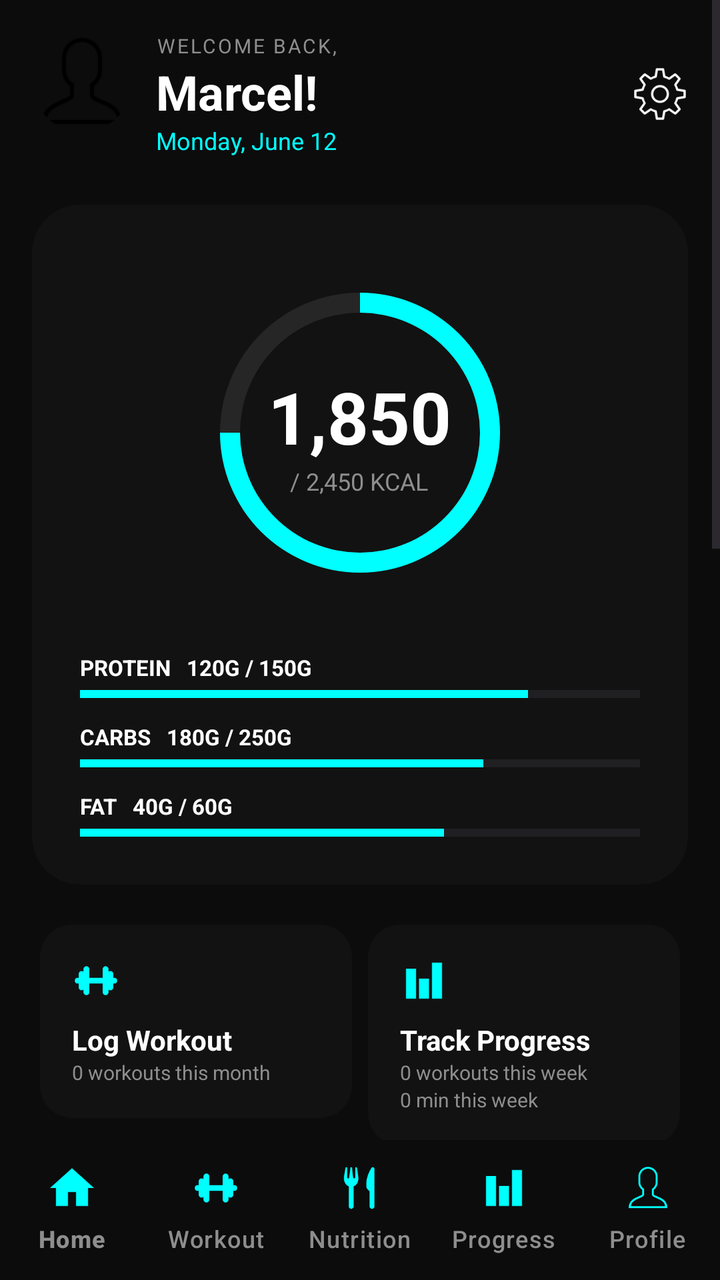
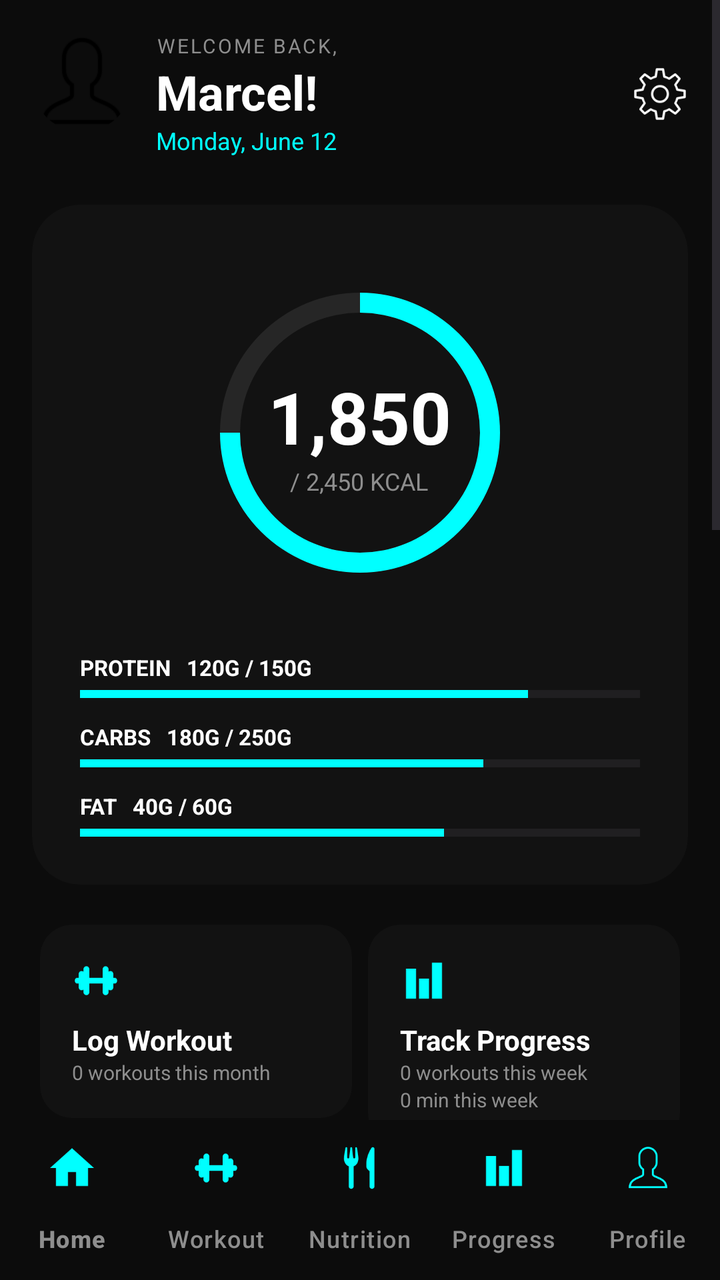

Before-and-after screenshots of an Android layout around one commit, followed by the original layout XML and the change that was made.
<!-- AndroidManifest.xml: application theme Theme.ProFitness -->
<!-- res/layout/activity_home_dashboard.xml -->
<androidx.constraintlayout.widget.ConstraintLayout xmlns:android="http://schemas.android.com/apk/res/android"
    xmlns:app="http://schemas.android.com/apk/res-auto"
    xmlns:tools="http://schemas.android.com/tools"
    android:layout_width="match_parent"
    android:layout_height="match_parent"
    android:background="@color/bg_dark">

    <ScrollView
        android:layout_width="match_parent"
        android:layout_height="0dp"
        android:fillViewport="true"
        app:layout_constraintBottom_toTopOf="@+id/bottom_navigation"
        app:layout_constraintTop_toTopOf="parent">

        <LinearLayout
            android:layout_width="match_parent"
            android:layout_height="wrap_content"
            android:orientation="vertical"
            android:padding="16dp">

            <RelativeLayout
                android:layout_width="match_parent"
                android:layout_height="wrap_content"
                android:layout_marginBottom="24dp">
                <com.google.android.material.imageview.ShapeableImageView
                    android:id="@+id/profile_image"
                    android:layout_width="50dp"
                    android:layout_height="50dp"
                    android:src="@drawable/avatar_sample"
                    app:shapeAppearanceOverlay="@style/CircleImage"
                    android:scaleType="centerCrop"/>
                <LinearLayout
                    android:layout_width="wrap_content"
                    android:layout_height="wrap_content"
                    android:layout_toEndOf="@id/profile_image"
                    android:layout_marginStart="12dp"
                    android:orientation="vertical">
                    <TextView android:layout_width="wrap_content" android:layout_height="wrap_content"
                        android:text="WELCOME BACK," android:textColor="@color/text_gray" android:textSize="10sp" android:letterSpacing="0.1"/>
                    <TextView android:id="@+id/tv_welcome_name" android:layout_width="wrap_content" android:layout_height="wrap_content"
                        android:text="Marcel!" android:textColor="@color/white" android:textSize="24sp" android:textStyle="bold"/>
                    <TextView android:id="@+id/tv_today_date" android:layout_width="wrap_content" android:layout_height="wrap_content"
                        android:text="Monday, June 12" android:textColor="@color/neon_cyan" android:textSize="12sp"/>
                </LinearLayout>
                <ImageView android:id="@+id/iv_home_settings" android:layout_width="28dp" android:layout_height="28dp"
                    android:layout_alignParentEnd="true" android:layout_centerVertical="true"
                    android:src="@drawable/ic_setting" app:tint="@color/white"/>
            </RelativeLayout>

            <com.google.android.material.card.MaterialCardView
                android:layout_width="match_parent"
                android:layout_height="wrap_content"
                app:cardBackgroundColor="@color/card_bg"
                app:cardCornerRadius="24dp"
                app:strokeWidth="0dp">
                <LinearLayout
                    android:layout_width="match_parent"
                    android:layout_height="wrap_content"
                    android:orientation="vertical"
                    android:padding="24dp">

                    <FrameLayout
                        android:layout_width="180dp"
                        android:layout_height="180dp"
                        android:layout_gravity="center">
                        <ProgressBar
                            android:id="@+id/progress_kcal_ring"
                            android:layout_width="match_parent"
                            android:layout_height="match_parent"
                            android:indeterminate="false"
                            android:progress="75"
                            style="?android:attr/progressBarStyleHorizontal"
                            android:progressDrawable="@drawable/circular_progress"/>
                        <LinearLayout
                            android:layout_width="wrap_content" android:layout_height="wrap_content"
                            android:layout_gravity="center" android:gravity="center" android:orientation="vertical">
                            <TextView android:layout_width="wrap_content" android:layout_height="wrap_content"
                                android:id="@+id/tv_kcal_remaining" android:text="1,850" android:textColor="@color/white" android:textSize="36sp" android:textStyle="bold"/>
                            <TextView android:id="@+id/tv_kcal_goal" android:layout_width="wrap_content" android:layout_height="wrap_content"
                                android:text="/ 2,450 KCAL" android:textColor="@color/text_gray" android:textSize="12sp"/>
                        </LinearLayout>
                    </FrameLayout>

                    <LinearLayout android:layout_width="match_parent" android:layout_height="wrap_content" android:orientation="vertical" android:layout_marginTop="20dp">
                        <TextView android:id="@+id/tv_macro_protein" android:layout_width="match_parent" android:layout_height="wrap_content" android:text="PROTEIN   120G / 150G" android:textColor="@color/white" android:textSize="11sp" android:textStyle="bold"/>
                        <ProgressBar android:id="@+id/progress_macro_protein" style="?android:attr/progressBarStyleHorizontal" android:layout_width="match_parent" android:layout_height="4dp" android:progress="80" android:progressTint="@color/neon_cyan" android:layout_marginTop="4dp" android:layout_marginBottom="12dp"/>
                        <TextView android:id="@+id/tv_macro_carbs" android:layout_width="match_parent" android:layout_height="wrap_content" android:text="CARBS   180G / 250G" android:textColor="@color/white" android:textSize="11sp" android:textStyle="bold"/>
                        <ProgressBar android:id="@+id/progress_macro_carbs" style="?android:attr/progressBarStyleHorizontal" android:layout_width="match_parent" android:layout_height="4dp" android:progress="72" android:progressTint="@color/neon_cyan" android:layout_marginTop="4dp" android:layout_marginBottom="12dp"/>
                        <TextView android:id="@+id/tv_macro_fat" android:layout_width="match_parent" android:layout_height="wrap_content" android:text="FAT   40G / 60G" android:textColor="@color/white" android:textSize="11sp" android:textStyle="bold"/>
                        <ProgressBar android:id="@+id/progress_macro_fat" style="?android:attr/progressBarStyleHorizontal" android:layout_width="match_parent" android:layout_height="4dp" android:progress="65" android:progressTint="@color/neon_cyan" android:layout_marginTop="4dp"/>
                    </LinearLayout>
                </LinearLayout>
            </com.google.android.material.card.MaterialCardView>

            <GridLayout
                android:layout_width="match_parent"
                android:layout_height="wrap_content"
                android:columnCount="2"
                android:useDefaultMargins="true"
                android:layout_marginTop="16dp">

                <com.google.android.material.card.MaterialCardView
                    android:id="@+id/card_home_workout"
                    android:layout_width="0dp"
                    android:layout_height="wrap_content"
                    android:layout_columnWeight="1"
                    android:layout_gravity="fill_horizontal"
                    android:layout_margin="4dp"
                    app:cardBackgroundColor="@color/card_bg"
                    app:cardCornerRadius="16dp"
                    app:strokeWidth="0dp">
                    <LinearLayout android:layout_width="match_parent" android:layout_height="wrap_content" android:padding="16dp" android:orientation="vertical">
                        <ImageView android:layout_width="24dp" android:layout_height="24dp" android:src="@drawable/ic_weight" app:tint="@color/neon_cyan"/>
                        <TextView android:layout_width="wrap_content" android:layout_height="wrap_content" android:text="Log Workout" android:textColor="@color/white" android:textStyle="bold" android:layout_marginTop="8dp"/>
                        <TextView android:id="@+id/tv_home_monthly_workouts" android:layout_width="wrap_content" android:layout_height="wrap_content" android:text="0 workouts this month" android:textColor="@color/text_gray" android:textSize="10sp"/>
                    </LinearLayout>
                </com.google.android.material.card.MaterialCardView>

                <com.google.android.material.card.MaterialCardView
                    android:id="@+id/card_home_progress"
                    android:layout_width="0dp"
                    android:layout_height="wrap_content"
                    android:layout_columnWeight="1"
                    android:layout_gravity="fill_horizontal"
                    android:layout_margin="4dp"
                    app:cardBackgroundColor="@color/card_bg"
                    app:cardCornerRadius="16dp"
                    app:strokeWidth="0dp">
                    <LinearLayout android:layout_width="match_parent" android:layout_height="wrap_content" android:padding="16dp" android:orientation="vertical">
                        <ImageView android:layout_width="24dp" android:layout_height="24dp" android:src="@drawable/ic_chart" app:tint="@color/neon_cyan"/>
                        <TextView android:layout_width="wrap_content" android:layout_height="wrap_content" android:text="Track Progress" android:textColor="@color/white" android:textStyle="bold" android:layout_marginTop="8dp"/>
                        <TextView android:id="@+id/tv_home_weekly_workouts" android:layout_width="wrap_content" android:layout_height="wrap_content" android:text="0 workouts this week" android:textColor="@color/text_gray" android:textSize="10sp"/>
                        <TextView android:id="@+id/tv_home_weekly_minutes" android:layout_width="wrap_content" android:layout_height="wrap_content" android:text="0 min this week" android:textColor="@color/text_gray" android:textSize="10sp"/>
                    </LinearLayout>
                </com.google.android.material.card.MaterialCardView>

                <com.google.android.material.card.MaterialCardView
                    android:id="@+id/card_home_nutrition"
                    android:layout_width="0dp"
                    android:layout_height="wrap_content"
                    android:layout_columnWeight="1"
                    android:layout_gravity="fill_horizontal"
                    android:layout_margin="4dp"
                    app:cardBackgroundColor="@color/card_bg"
                    app:cardCornerRadius="16dp"
                    app:strokeWidth="0dp">
                    <LinearLayout android:layout_width="match_parent" android:layout_height="wrap_content" android:padding="16dp" android:orientation="vertical">
                        <ImageView android:layout_width="24dp" android:layout_height="24dp" android:src="@drawable/ic_nutrition" app:tint="@color/neon_cyan"/>
                        <TextView android:layout_width="wrap_content" android:layout_height="wrap_content" android:text="Log Meal" android:textColor="@color/white" android:textStyle="bold" android:layout_marginTop="8dp"/>
                        <TextView android:layout_width="wrap_content" android:layout_height="wrap_content" android:text="Track nutrition" android:textColor="@color/text_gray" android:textSize="10sp"/>
                    </LinearLayout>
                </com.google.android.material.card.MaterialCardView>

                <com.google.android.material.card.MaterialCardView
                    android:id="@+id/card_home_hydration"
                    android:layout_width="0dp"
                    android:layout_height="wrap_content"
                    android:layout_columnWeight="1"
                    android:layout_gravity="fill_horizontal"
                    android:layout_margin="4dp"
                    app:cardBackgroundColor="@color/card_bg"
                    app:cardCornerRadius="16dp"
                    app:strokeWidth="0dp">
                    <LinearLayout android:layout_width="match_parent" android:layout_height="wrap_content" android:padding="16dp" android:orientation="vertical">
                        <ImageView android:layout_width="24dp" android:layout_height="24dp" android:src="@drawable/ic_water" app:tint="@color/neon_cyan"/>
                        <TextView android:layout_width="wrap_content" android:layout_height="wrap_content" android:text="Water Intake" android:textColor="@color/white" android:textStyle="bold" android:layout_marginTop="8dp"/>
                        <TextView android:id="@+id/tv_home_water" android:layout_width="wrap_content" android:layout_height="wrap_content" android:text="4/8 glasses today" android:textColor="@color/text_gray" android:textSize="10sp"/>
                        <ProgressBar android:id="@+id/progress_home_water" style="?android:attr/progressBarStyleHorizontal" android:layout_width="match_parent" android:layout_height="4dp" android:layout_marginTop="6dp" android:progress="50" android:progressTint="@color/neon_cyan"/>
                    </LinearLayout>
                </com.google.android.material.card.MaterialCardView>
            </GridLayout>

            <com.google.android.material.card.MaterialCardView
                android:layout_width="match_parent" android:layout_height="wrap_content"
                android:layout_marginTop="20dp" app:cardBackgroundColor="@color/card_bg" app:cardCornerRadius="20dp">
                <LinearLayout android:layout_width="match_parent" android:layout_height="wrap_content" android:orientation="vertical" android:padding="20dp">
                    <RelativeLayout android:layout_width="match_parent" android:layout_height="wrap_content">
                        <TextView android:id="@+id/lbl_focus" android:layout_width="wrap_content" android:layout_height="wrap_content" android:text="Today's Focus" android:textColor="@color/white" android:textSize="20sp" android:textStyle="bold"/>
                        <TextView android:layout_width="wrap_content" android:layout_height="wrap_content" android:layout_alignParentEnd="true" android:background="@drawable/badge_bg_cyan" android:paddingHorizontal="10dp" android:paddingVertical="4dp" android:text="STRENGTH" android:textColor="@color/neon_cyan" android:textSize="10sp" android:textStyle="bold"/>
                    </RelativeLayout>
                    <TextView android:id="@+id/tv_focus_subtitle" android:layout_width="wrap_content" android:layout_height="wrap_content" android:text="Chest &amp; Triceps" android:textColor="@color/neon_cyan" android:textSize="18sp" android:layout_marginTop="4dp"/>
                    <Button android:id="@+id/btn_start_workout" android:layout_width="match_parent" android:layout_height="56dp" android:layout_marginTop="20dp" android:text="START WORKOUT" android:backgroundTint="@color/neon_cyan" android:textColor="@android:color/black" android:textStyle="bold" app:cornerRadius="12dp"/>
                </LinearLayout>
            </com.google.android.material.card.MaterialCardView>

            <TextView android:layout_width="wrap_content" android:layout_height="wrap_content" android:text="RECENT ACTIVITY" android:textColor="@color/text_gray" android:textSize="12sp" android:textStyle="bold" android:letterSpacing="0.1" android:layout_marginTop="24dp" android:layout_marginBottom="12dp"/>
            <com.google.android.material.card.MaterialCardView android:layout_width="match_parent" android:layout_height="wrap_content" app:cardBackgroundColor="@color/card_bg" app:cardCornerRadius="16dp">
                <LinearLayout android:layout_width="match_parent" android:layout_height="wrap_content" android:orientation="vertical" android:padding="12dp">
                    <RelativeLayout android:layout_width="match_parent" android:layout_height="wrap_content" android:padding="8dp">
                        <com.google.android.material.imageview.ShapeableImageView android:id="@+id/icon1" android:layout_width="40dp" android:layout_height="40dp" android:padding="8dp" android:background="#1A3A3A" android:src="@drawable/ic_medal" app:tint="@color/neon_cyan" app:shapeAppearanceOverlay="@style/CircleImage"/>
                        <LinearLayout android:layout_width="wrap_content" android:layout_height="wrap_content" android:layout_toEndOf="@id/icon1" android:layout_marginStart="12dp" android:orientation="vertical">
                            <TextView android:id="@+id/tv_home_recent_title" android:layout_width="wrap_content" android:layout_height="wrap_content" android:text="Goal Smashed!" android:textColor="@color/white" android:textStyle="bold"/>
                            <TextView android:id="@+id/tv_home_recent_subtitle" android:layout_width="wrap_content" android:layout_height="wrap_content" android:text="7-day workout streak achieved" android:textColor="@color/text_gray" android:textSize="12sp"/>
                        </LinearLayout>
                    </RelativeLayout>
                </LinearLayout>
            </com.google.android.material.card.MaterialCardView>

            <TextView android:layout_width="match_parent" android:layout_height="wrap_content" android:text="“The only bad workout is the one that didn't\nhappen.”" android:textColor="@color/white" android:gravity="center" android:textSize="16sp" android:textStyle="italic" android:layout_marginTop="40dp"/>
            <TextView android:layout_width="match_parent" android:layout_height="wrap_content" android:text="STAY CONSISTENT" android:textColor="@color/neon_cyan" android:gravity="center" android:textStyle="bold" android:layout_marginTop="16dp" android:layout_marginBottom="40dp" android:textSize="12sp"/>

        </LinearLayout>
    </ScrollView>

    <com.google.android.material.bottomnavigation.BottomNavigationView
        android:id="@+id/bottom_navigation"
        android:layout_width="match_parent"
        android:layout_height="70dp"
        android:background="@color/bg_dark"
        app:itemIconTint="@color/neon_cyan"
        app:itemTextColor="@color/text_gray"
        app:labelVisibilityMode="labeled"
        app:menu="@menu/bottom_nav_menu"
        app:layout_constraintBottom_toBottomOf="parent"/>

</androidx.constraintlayout.widget.ConstraintLayout>
<!-- resources referenced by this layout -->
<resources>
  <color name="bg_dark">#0C0C0C</color>
  <color name="card_bg">#121212</color>
  <color name="neon_cyan">#00FFFF</color>
  <color name="text_gray">#8E8E8E</color>
  <color name="white">#FFFFFF</color>
  <!-- drawable avatar_sample: png bitmap (drawable, 1626 bytes) -->
  <!-- drawable badge_bg_cyan (drawable) -->
  <?xml version="1.0" encoding="utf-8"?>
  <shape xmlns:android="http://schemas.android.com/apk/res/android" android:shape="rectangle">
      <solid android:color="#112A2A" />
      <corners android:radius="16dp" />
  </shape>
  <!-- drawable circular_progress (drawable) -->
  <layer-list xmlns:android="http://schemas.android.com/apk/res/android">
      <item>
          <shape android:shape="ring" android:thickness="10dp" android:useLevel="false">
              <solid android:color="#262626" />
          </shape>
      </item>
      <item>
          <rotate android:fromDegrees="270" android:toDegrees="270">
              <shape android:shape="ring" android:thickness="10dp" android:useLevel="true">
                  <solid android:color="@color/neon_cyan" />
              </shape>
          </rotate>
      </item>
  </layer-list>
  <!-- drawable ic_chart: png bitmap (drawable, 562 bytes) -->
  <!-- drawable ic_medal: png bitmap (drawable, 5845 bytes) -->
  <!-- drawable ic_nutrition: png bitmap (drawable, 1637 bytes) -->
  <!-- drawable ic_setting: png bitmap (drawable, 3034 bytes) -->
  <!-- drawable ic_water: png bitmap (drawable, 2075 bytes) -->
  <!-- drawable ic_weight: png bitmap (drawable, 1041 bytes) -->
  <style name="CircleImage">
          <item name="cornerSize">50%</item>
      </style>
  <style name="Theme.ProFitness" parent="android:Theme.Material.Light.NoActionBar" />
</resources>

<!-- the commit's change to res/layout/activity_home_dashboard.xml (unified diff, before → after) -->
@@ -205,7 +205,7 @@
     <com.google.android.material.bottomnavigation.BottomNavigationView
         android:id="@+id/bottom_navigation"
         android:layout_width="match_parent"
-        android:layout_height="70dp"
+        android:layout_height="wrap_content"
         android:background="@color/bg_dark"
         app:itemIconTint="@color/neon_cyan"
         app:itemTextColor="@color/text_gray"
